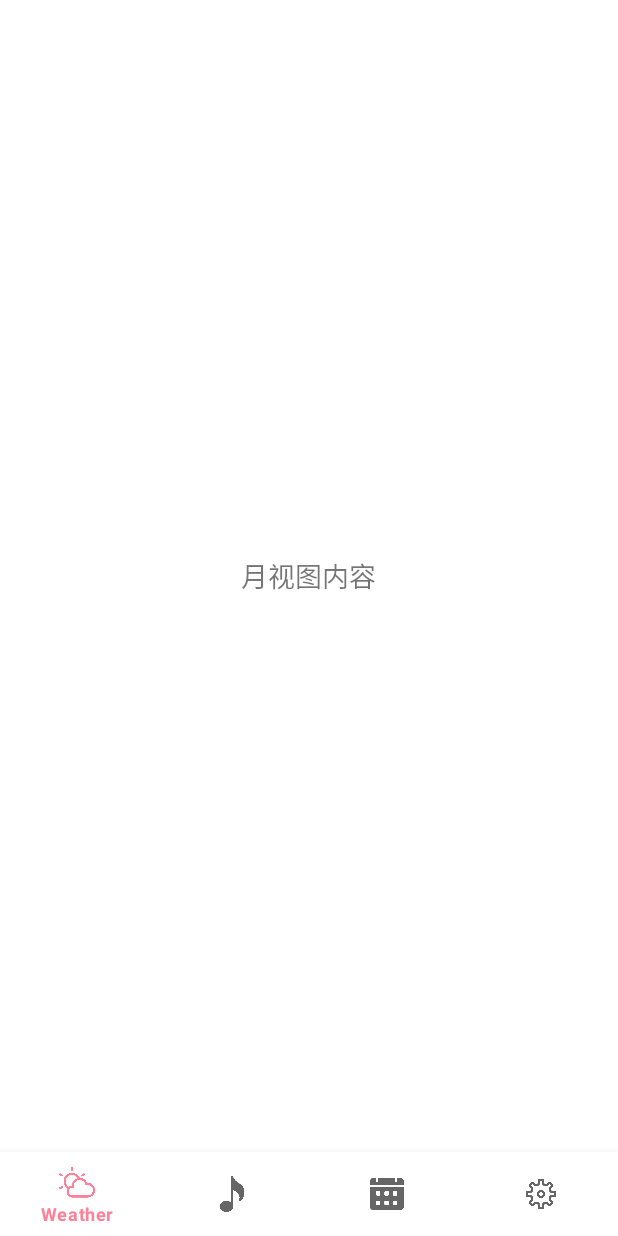
After one commit to ChouYih/EWeather, an Android app: the fragment MonthViewFragment placed in its activity, on a phone screen of 412 x 824 dp. The commit adds this screen. Run offline under Robolectric (Android 15) with nearby library versions, the phone set to English and light mode, and no system bars; pictures from the network do not load.

Commit message:
日程表框架完成

```diff
--- a/app/src/main/java/com/yihchou/eweather/CalendarFragment.java
+++ b/app/src/main/java/com/yihchou/eweather/CalendarFragment.java
@@ -2,14 +2,74 @@ package com.yihchou.eweather;
 
 
 import android.os.Bundle;
+import android.view.LayoutInflater;
 import android.view.View;
+import android.view.ViewGroup;
+import android.widget.Button;
 import androidx.annotation.NonNull;
 import androidx.annotation.Nullable;
 import androidx.fragment.app.Fragment;
-import androidx.viewpager2.widget.ViewPager2;
-import com.google.android.material.tabs.TabLayout;
-import com.google.android.material.tabs.TabLayoutMediator;
 
 public class CalendarFragment extends Fragment {
 
+    private Button buttonDay;
+    private Button buttonWeek;
+    private Button buttonMonth;
+
+    @Nullable
+    @Override
+    public View onCreateView(@NonNull LayoutInflater inflater, @Nullable ViewGroup container, @Nullable Bundle savedInstanceState) {
+        View view = inflater.inflate(R.layout.fragment_calendar, container, false);
+
+        buttonDay = view.findViewById(R.id.button_day);
+        buttonWeek = view.findViewById(R.id.button_week);
+        buttonMonth = view.findViewById(R.id.button_month);
+
+        buttonDay.setOnClickListener(new View.OnClickListener() {
+            @Override
+            public void onClick(View v) {
+                switchToDayView();
+            }
+        });
+
+        buttonWeek.setOnClickListener(new View.OnClickListener() {
+            @Override
+            public void onClick(View v) {
+                switchToWeekView();
+            }
+        });
+
+        buttonMonth.setOnClickListener(new View.OnClickListener() {
+            @Override
+            public void onClick(View v) {
+                switchToMonthView();
+            }
+        });
+
+        // 默认显示日视图
+        switchToDayView();
+
+        return view;
+    }
+
+    private void switchToDayView() {
+        // 这里加载日视图
+        getChildFragmentManager().beginTransaction()
+                .replace(R.id.calendar_container, new DayViewFragment())
+                .commit();
+    }
+
+    private void switchToWeekView() {
+        // 这里加载周视图
+        getChildFragmentManager().beginTransaction()
+                .replace(R.id.calendar_container, new WeekViewFragment())
+                .commit();
+    }
+
+    private void switchToMonthView() {
+        // 这里加载月视图
+        getChildFragmentManager().beginTransaction()
+                .replace(R.id.calendar_container, new MonthViewFragment())
+                .commit();
+    }
 }
--- /dev/null
+++ b/app/src/main/java/com/yihchou/eweather/DayViewFragment.java
@@ -0,0 +1,20 @@
+package com.yihchou.eweather;
+
+import androidx.fragment.app.Fragment;
+
+// DayViewFragment.java
+import android.os.Bundle;
+import android.view.LayoutInflater;
+import android.view.View;
+import android.view.ViewGroup;
+import androidx.annotation.NonNull;
+import androidx.annotation.Nullable;
+import androidx.fragment.app.Fragment;
+
+public class DayViewFragment extends Fragment {
+    @Nullable
+    @Override
+    public View onCreateView(@NonNull LayoutInflater inflater, @Nullable ViewGroup container, @Nullable Bundle savedInstanceState) {
+        return inflater.inflate(R.layout.fragment_day_view, container, false);
+    }
+}
--- /dev/null
+++ b/app/src/main/java/com/yihchou/eweather/MonthViewFragment.java
@@ -0,0 +1,20 @@
+package com.yihchou.eweather;
+
+import androidx.fragment.app.Fragment;
+
+// MonthViewFragment.java
+import android.os.Bundle;
+import android.view.LayoutInflater;
+import android.view.View;
+import android.view.ViewGroup;
+import androidx.annotation.NonNull;
+import androidx.annotation.Nullable;
+import androidx.fragment.app.Fragment;
+
+public class MonthViewFragment extends Fragment {
+    @Nullable
+    @Override
+    public View onCreateView(@NonNull LayoutInflater inflater, @Nullable ViewGroup container, @Nullable Bundle savedInstanceState) {
+        return inflater.inflate(R.layout.fragment_month_view, container, false);
+    }
+}
--- /dev/null
+++ b/app/src/main/res/layout/fragment_month_view.xml
@@ -0,0 +1,15 @@
+<?xml version="1.0" encoding="utf-8"?>
+<LinearLayout xmlns:android="http://schemas.android.com/apk/res/android"
+              android:layout_width="match_parent"
+              android:layout_height="match_parent"
+              android:orientation="vertical"
+              android:gravity="center"
+              android:padding="16dp">
+
+    <!-- 替换为具体的月视图内容 -->
+    <TextView
+            android:layout_width="wrap_content"
+            android:layout_height="wrap_content"
+            android:text="月视图内容"
+            android:textSize="18sp"/>
+</LinearLayout>
```
Also changed, not shown: app/src/main/java/com/yihchou/eweather/WeekViewFragment.java (added, +20 -0 lines), app/src/main/res/layout/fragment_calendar.xml (+32 -9 lines), app/src/main/res/layout/fragment_day_view.xml (added, +15 -0 lines), app/src/main/res/layout/fragment_week_view.xml (added, +15 -0 lines).
